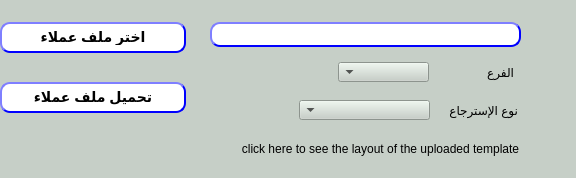
Above: presentation/loyalty_ui/uploadCustPt.ui from Hossam01/HyperPOS2020Design before the change. Below: the same form after it.
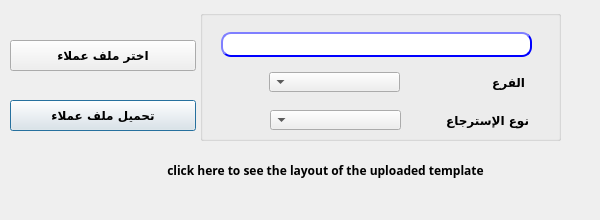
That is the form after the change.

```diff
--- a/presentation/loyalty_ui/uploadCustPt.ui
+++ b/presentation/loyalty_ui/uploadCustPt.ui
@@ -6,52 +6,47 @@
    <rect>
     <x>0</x>
     <y>0</y>
-    <width>576</width>
-    <height>178</height>
+    <width>600</width>
+    <height>220</height>
    </rect>
   </property>
+  <property name="minimumSize">
+   <size>
+    <width>600</width>
+    <height>220</height>
+   </size>
+  </property>
+  <property name="maximumSize">
+   <size>
+    <width>600</width>
+    <height>220</height>
+   </size>
+  </property>
   <property name="windowTitle">
    <string>تحميل تقاط العملاء</string>
   </property>
   <property name="styleSheet">
-   <string notr="true">background-color: rgb(198, 207, 199);
-
-            </string>
+   <string notr="true"/>
   </property>
   <widget class="QPushButton" name="BTN_load">
    <property name="geometry">
     <rect>
-     <x>0</x>
-     <y>82</y>
+     <x>10</x>
+     <y>100</y>
      <width>186</width>
      <height>31</height>
     </rect>
    </property>
+   <property name="font">
+    <font>
+     <family>29LT Bukra Regular</family>
+     <pointsize>9</pointsize>
+     <weight>75</weight>
+     <bold>true</bold>
+    </font>
+   </property>
    <property name="styleSheet">
-    <string notr="true">QPushButton{
-                                        background-color: white;
-                                        border-style: outset;
-                                        border-width: 2px;
-                                        border-radius: 10px;
-                                        border-color: blue;
-                                        font: bold 14px;
-                                        min-width:6em;
- padding: 6px;
-                                       }
-                                        QPushButton:hover {
-                                        background: qradialgradient(
-                                        cx: 0.3, cy: -0.4, fx: 0.3, fy: -0.4,
-                                        radius: 1.35, stop: 0 #fff, stop: 1 #bbb
-                                        );
-                                        }
-                                        QPushButton:pressed {
-                                        border-style: inset;
-                                        background: qradialgradient(
-                                        cx: 0.4, cy: -0.1, fx: 0.4, fy: -0.1,
-                                        radius: 1.35, stop: 0 #fff, stop: 1 #ddd
-                                        );
-                                        }
-                                    </string>
+    <string notr="true"/>
    </property>
    <property name="text">
     <string>تحميل ملف عملاء</string>
@@ -60,54 +55,119 @@
   <widget class="QPushButton" name="BTN_browse">
    <property name="geometry">
     <rect>
-     <x>0</x>
-     <y>22</y>
+     <x>10</x>
+     <y>40</y>
      <width>186</width>
      <height>31</height>
     </rect>
    </property>
+   <property name="font">
+    <font>
+     <family>29LT Bukra Regular</family>
+     <pointsize>9</pointsize>
+     <weight>75</weight>
+     <bold>true</bold>
+    </font>
+   </property>
    <property name="styleSheet">
-    <string notr="true">QPushButton{
-                                        background-color: white;
-                                        border-style: outset;
-                                        border-width: 2px;
-                                        border-radius: 10px;
-                                        border-color: blue;
-                                        font: bold 14px;
-                                        min-width:6em;
- padding: 6px;
-                                       }
-                                        QPushButton:hover {
-                                        background: qradialgradient(
-                                        cx: 0.3, cy: -0.4, fx: 0.3, fy: -0.4,
-                                        radius: 1.35, stop: 0 #fff, stop: 1 #bbb
-                                        );
-                                        }
-                                        QPushButton:pressed {
-                                        border-style: inset;
-                                        background: qradialgradient(
-                                        cx: 0.4, cy: -0.1, fx: 0.4, fy: -0.1,
-                                        radius: 1.35, stop: 0 #fff, stop: 1 #ddd
-                                        );
-                                        }
-                                    </string>
+    <string notr="true"/>
    </property>
    <property name="text">
     <string>اختر ملف عملاء</string>
    </property>
   </widget>
+  <widget class="QPushButton" name="BTN_uploadTemp">
+   <property name="geometry">
+    <rect>
+     <x>90</x>
+     <y>150</y>
+     <width>471</width>
+     <height>41</height>
+    </rect>
+   </property>
+   <property name="font">
+    <font>
+     <family>29LT Bukra Regular</family>
+     <pointsize>9</pointsize>
+     <weight>75</weight>
+     <italic>false</italic>
+     <bold>true</bold>
+    </font>
+   </property>
+   <property name="styleSheet">
+    <string notr="true"/>
+   </property>
+   <property name="text">
+    <string>click here to see the layout of the uploaded template</string>
+   </property>
+   <property name="autoDefault">
+    <bool>false</bool>
+   </property>
+   <property name="flat">
+    <bool>true</bool>
+   </property>
+  </widget>
+  <widget class="QGroupBox" name="groupBox">
+   <property name="geometry">
+    <rect>
+     <x>200</x>
+     <y>10</y>
+     <width>361</width>
+     <height>131</height>
+    </rect>
+   </property>
+   <property name="font">
+    <font>
+     <family>29LT Bukra Regular</family>
+     <pointsize>9</pointsize>
+     <weight>75</weight>
+     <bold>true</bold>
+    </font>
+   </property>
+   <property name="title">
+    <string/>
+   </property>
+   <widget class="QComboBox" name="CMB_redeemType">
+    <property name="geometry">
+     <rect>
+      <x>70</x>
+      <y>100</y>
+      <width>131</width>
+      <height>20</height>
+     </rect>
+    </property>
+    <property name="font">
+     <font>
+      <family>29LT Bukra Regular</family>
+      <pointsize>9</pointsize>
+      <weight>75</weight>
+      <bold>true</bold>
+     </font>
+    </property>
+    <property name="layoutDirection">
+     <enum>Qt::RightToLeft</enum>
+    </property>
+   </widget>
   <widget class="QLineEdit" name="LE_fileName">
    <property name="enabled">
     <bool>true</bool>
    </property>
    <property name="geometry">
     <rect>
-     <x>210</x>
+      <x>21</x>
      <y>22</y>
      <width>311</width>
      <height>25</height>
     </rect>
    </property>
+    <property name="font">
+     <font>
+      <family>29LT Bukra Regular</family>
+      <pointsize>9</pointsize>
+      <weight>75</weight>
+      <bold>true</bold>
+     </font>
+    </property>
    <property name="styleSheet">
     <string notr="true">QLineEdit{
                                         background-color: white;
@@ -133,43 +193,47 @@
                                     </string>
    </property>
   </widget>
-  <widget class="QPushButton" name="BTN_uploadTemp">
+   <widget class="QLabel" name="label_12">
    <property name="geometry">
     <rect>
-     <x>220</x>
-     <y>133</y>
-     <width>321</width>
-     <height>31</height>
+      <x>228</x>
+      <y>100</y>
+      <width>101</width>
+      <height>20</height>
     </rect>
    </property>
    <property name="font">
     <font>
+      <family>29LT Bukra Regular</family>
      <pointsize>9</pointsize>
-     <italic>false</italic>
-    </font>
-   </property>
-   <property name="styleSheet">
-    <string notr="true"/>
+      <weight>75</weight>
+      <bold>true</bold>
+     </font>
+    </property>
+    <property name="layoutDirection">
+     <enum>Qt::RightToLeft</enum>
    </property>
    <property name="text">
-    <string>click here to see the layout of the uploaded template</string>
-   </property>
-   <property name="autoDefault">
-    <bool>false</bool>
-   </property>
-   <property name="flat">
-    <bool>true</bool>
+     <string>نوع الإسترجاع</string>
    </property>
   </widget>
   <widget class="QComboBox" name="CMB_branch">
    <property name="geometry">
     <rect>
-     <x>338</x>
+      <x>69</x>
      <y>62</y>
-     <width>91</width>
+      <width>131</width>
      <height>20</height>
     </rect>
    </property>
+    <property name="font">
+     <font>
+      <family>29LT Bukra Regular</family>
+      <pointsize>9</pointsize>
+      <weight>75</weight>
+      <bold>true</bold>
+     </font>
+    </property>
    <property name="layoutDirection">
     <enum>Qt::RightToLeft</enum>
    </property>
@@ -177,12 +241,20 @@
   <widget class="QLabel" name="label_11">
    <property name="geometry">
     <rect>
-     <x>473</x>
+      <x>284</x>
      <y>62</y>
      <width>41</width>
      <height>20</height>
     </rect>
    </property>
+    <property name="font">
+     <font>
+      <family>29LT Bukra Regular</family>
+      <pointsize>9</pointsize>
+      <weight>75</weight>
+      <bold>true</bold>
+     </font>
+    </property>
    <property name="layoutDirection">
     <enum>Qt::RightToLeft</enum>
    </property>
@@ -190,35 +262,11 @@
     <string>الفرع</string>
    </property>
   </widget>
-  <widget class="QComboBox" name="CMB_redeemType">
-   <property name="geometry">
-    <rect>
-     <x>299</x>
-     <y>100</y>
-     <width>131</width>
-     <height>20</height>
-    </rect>
-   </property>
-   <property name="layoutDirection">
-    <enum>Qt::RightToLeft</enum>
-   </property>
   </widget>
-  <widget class="QLabel" name="label_12">
-   <property name="geometry">
-    <rect>
-     <x>447</x>
-     <y>100</y>
-     <width>71</width>
-     <height>20</height>
-    </rect>
-   </property>
-   <property name="layoutDirection">
-    <enum>Qt::RightToLeft</enum>
-   </property>
-   <property name="text">
-    <string>نوع الإسترجاع</string>
-   </property>
-  </widget>
+  <zorder>groupBox</zorder>
+  <zorder>BTN_load</zorder>
+  <zorder>BTN_browse</zorder>
+  <zorder>BTN_uploadTemp</zorder>
  </widget>
  <resources/>
  <connections/>
```
Lines whose indentation alone changed are shown as unchanged.
